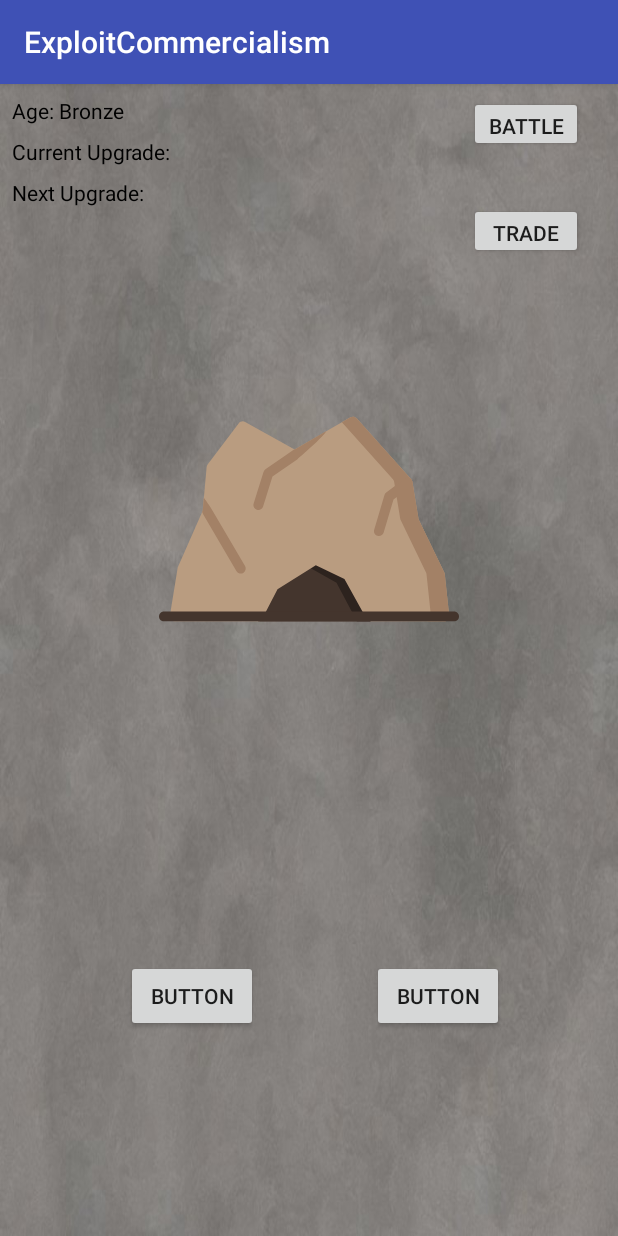
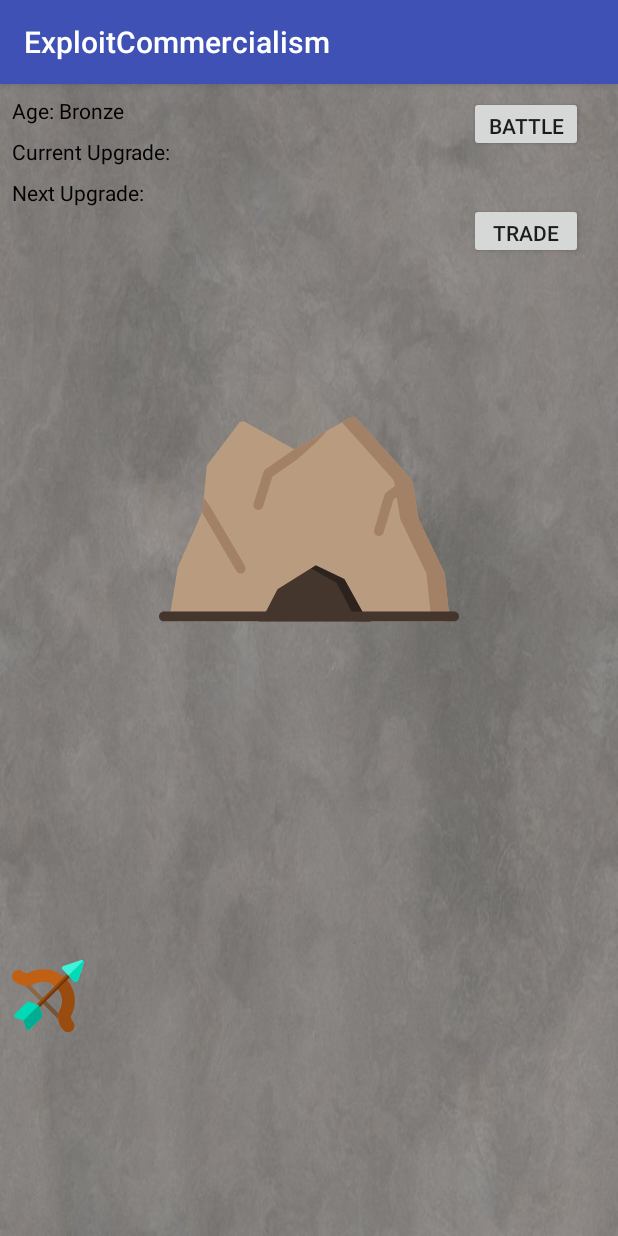
Before and after one commit to jaredblack/final-project, an Android app: the screen it shows after launch (MainActivity), on a phone screen of 412 x 824 dp. Run offline under Robolectric (Android 15) with nearby library versions, the phone set to English and light mode, and no system bars.

Commit message:
Added vector graphics

```diff
--- /dev/null
+++ b/ExploitCommercialism/app/src/main/res/drawable/ic_bow_and_arrow.xml
@@ -0,0 +1,13 @@
+<vector android:height="24dp" android:viewportHeight="512"
+    android:viewportWidth="512" android:width="24dp" xmlns:android="http://schemas.android.com/apk/res/android">
+    <path android:fillColor="#896748" android:pathData="M351.565,420.857c-5.94,5.94 -15.274,5.939 -21.213,0L91.066,181.571c-5.939,-5.939 -5.94,-15.273 0,-21.213s15.274,-5.939 21.213,0l239.286,239.286C357.504,405.583 357.505,414.916 351.565,420.857z"/>
+    <path android:fillColor="#73553A" android:pathData="M351.565,420.857c-5.94,5.94 -15.274,5.939 -21.213,0L210.709,301.214l21.213,-21.213l119.643,119.643C357.504,405.583 357.505,414.916 351.565,420.857z"/>
+    <path android:fillColor="#BF6015" android:pathData="M430.562,435.155c-7.849,-7.849 -16.631,-27.452 -10.692,-38.906c47.094,-87.822 30.972,-194.312 -39.456,-264.74s-176.919,-86.55 -264.74,-39.456c-11.455,5.939 -30.903,0.002 -38.751,-7.847c-17.607,-17.607 -46.032,-17.607 -63.64,0s-17.607,46.032 0,63.64c36.063,36.063 97.936,48.363 144.817,23.544c52.608,-28 116.46,-18.455 158.674,23.759s51.759,106.066 23.759,158.674c-24.819,46.882 -9.673,108.91 26.389,144.972c17.607,17.607 46.032,17.607 63.64,0C448.169,481.187 448.169,452.762 430.562,435.155z"/>
+    <path android:fillColor="#994C10" android:pathData="M430.562,498.795c-17.607,17.607 -46.032,17.607 -63.64,0c-36.063,-36.063 -51.208,-98.091 -26.389,-144.972c28,-52.608 18.455,-116.46 -23.759,-158.674l63.64,-63.64c70.428,70.428 86.55,176.919 39.456,264.74c-5.939,11.455 2.843,31.057 10.692,38.906C448.169,452.762 448.169,481.187 430.562,498.795z"/>
+    <path android:fillColor="#994C0F" android:pathData="M422.841,110.295L189.495,343.64c-5.94,5.94 -15.273,5.94 -21.213,0s-5.94,-15.273 0,-21.213L401.627,89.082c5.94,-5.94 15.273,-5.94 21.213,0C428.781,95.022 428.781,104.355 422.841,110.295z"/>
+    <path android:fillColor="#713708" android:pathData="M422.841,110.295L189.495,343.64c-5.94,5.94 -15.273,5.94 -21.213,0L422.841,89.082C428.781,95.022 428.781,104.355 422.841,110.295z"/>
+    <path android:fillColor="#42F2D8" android:pathData="M468.873,146.995l42.426,-127.279c1.697,-5.517 -0.212,-11.244 -4.031,-15.062c-3.818,-3.818 -9.545,-5.728 -15.062,-4.031L364.928,43.05c-10.393,3.606 -13.575,16.97 -5.727,24.819l84.853,84.853C451.903,160.57 465.267,157.388 468.873,146.995z"/>
+    <path android:fillColor="#00DAB7" android:pathData="M444.054,152.722l-42.426,-42.426L507.269,4.654c3.818,3.818 5.728,9.545 4.031,15.062l-42.426,127.279C465.267,157.388 451.903,160.57 444.054,152.722z"/>
+    <path android:fillColor="#00DAB7" android:pathData="M214.314,391.793l-21.213,-63.64c-0.637,-1.908 -2.121,-3.817 -3.818,-5.514c-1.91,-1.91 -4.243,-3.394 -5.514,-3.818l-63.64,-21.213c-5.517,-1.697 -11.456,-0.425 -15.487,3.606L19.79,386.067c-7.849,7.849 -4.666,21.213 5.727,24.819l56.64,18.88l18.88,56.64c3.606,10.393 16.97,13.575 24.819,5.727l84.853,-84.853C214.739,403.249 216.012,397.31 214.314,391.793z"/>
+    <path android:fillColor="#00AD93" android:pathData="M210.709,407.28l-84.853,84.853c-7.849,7.849 -21.213,4.666 -24.819,-5.727l-18.88,-56.64L189.283,322.64c1.697,1.697 3.181,3.606 3.818,5.514l21.213,63.64C216.012,397.31 214.739,403.249 210.709,407.28z"/>
+</vector>
--- a/ExploitCommercialism/app/src/main/res/layout/activity_main.xml
+++ b/ExploitCommercialism/app/src/main/res/layout/activity_main.xml
@@ -58,34 +58,40 @@
         app:layout_constraintTop_toTopOf="parent"
         app:layout_constraintVertical_bias="0.32999998" />
 
-    <Button
-        android:id="@+id/modifier1BT"
-        android:layout_width="wrap_content"
-        android:layout_height="wrap_content"
+    <ImageButton
+        android:id="@+id/upgrade1BT"
+        android:layout_width="48dp"
+        android:layout_height="48dp"
         android:layout_marginBottom="72dp"
         android:layout_marginStart="8dp"
         android:layout_marginTop="8dp"
+        android:src="@drawable/ic_bow_and_arrow"
+        android:scaleType="fitCenter"
+        android:background="@null"
         android:text="Button"
         app:layout_constraintBottom_toBottomOf="parent"
-        app:layout_constraintEnd_toStartOf="@+id/modifier2BT"
+        app:layout_constraintEnd_toStartOf="@+id/upgrade2BT"
         app:layout_constraintHorizontal_bias="0.5"
         app:layout_constraintStart_toStartOf="parent"
         app:layout_constraintTop_toTopOf="parent"
         app:layout_constraintVertical_bias="0.9" />
 
-    <Button
-        android:id="@+id/modifier2BT"
-        android:layout_width="wrap_content"
-        android:layout_height="wrap_content"
-        android:layout_marginBottom="72dp"
-        android:layout_marginTop="8dp"
-        android:text="Button"
-        app:layout_constraintBottom_toBottomOf="parent"
-        app:layout_constraintEnd_toEndOf="parent"
-        app:layout_constraintHorizontal_bias="0.5"
-        app:layout_constraintStart_toEndOf="@+id/modifier1BT"
-        app:layout_constraintTop_toTopOf="parent"
-        app:layout_constraintVertical_bias="0.9" />
+    <!--<ImageButton-->
+        <!--android:id="@+id/upgrade2BT"-->
+        <!--android:layout_width="48dp"-->
+        <!--android:layout_height="48dp"-->
+        <!--android:layout_marginBottom="72dp"-->
+        <!--android:layout_marginTop="8dp"-->
+        <!--android:src="@drawable/ic_sprout"-->
+        <!--android:scaleType="fitCenter"-->
+        <!--android:background="@null"-->
+        <!--android:text="Button"-->
+        <!--app:layout_constraintBottom_toBottomOf="parent"-->
+        <!--app:layout_constraintEnd_toEndOf="parent"-->
+        <!--app:layout_constraintHorizontal_bias="0.5"-->
+        <!--app:layout_constraintStart_toEndOf="@+id/upgrade1BT"-->
+        <!--app:layout_constraintTop_toTopOf="parent"-->
+        <!--app:layout_constraintVertical_bias="0.9" />-->
 
     <TextView
         android:id="@+id/moneyTV"
```
